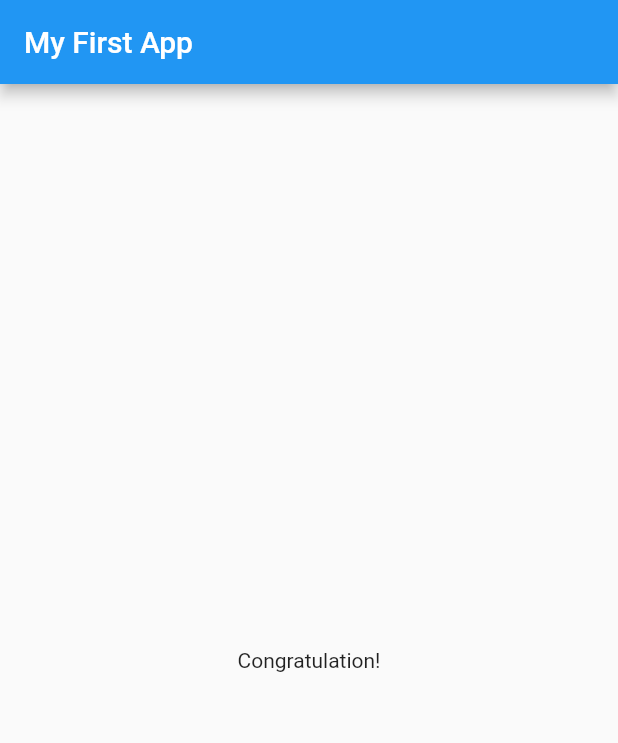
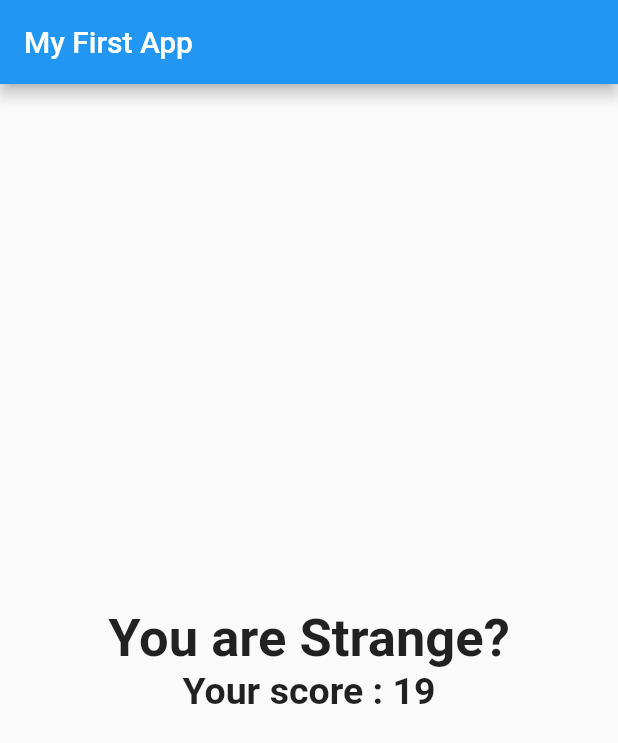
Before and after one commit to devraselhossen/Quiz_App, a Flutter app: the screen it shows after launch, after a tap on "Black", after a tap on "Lion", after a tap on "Mahmudullah", on a phone screen of 412 x 824 dp. Shown: the top 743 px of the screen. Run offline on Flutter 3.47's test engine with Material 2 defaults, Android fonts, the phone set to English and light mode, and no system bars.

Commit message:
seven commit

```diff
--- a/lib/home.dart
+++ b/lib/home.dart
@@ -1,8 +1,6 @@
-// ignore_for_file: unused_local_variable, prefer_const_constructors, deprecated_member_use, prefer_const_literals_to_create_immutables, avoid_print, unused_element
+// ignore_for_file: unused_local_variable, prefer_const_constructors, deprecated_member_use, prefer_const_literals_to_create_immutables, avoid_print, unused_element, unused_field
 
 import 'package:flutter/material.dart';
-import 'package:leason_2/answer.dart';
-import 'package:leason_2/question.dart';
 import 'package:leason_2/quiz.dart';
 import 'package:leason_2/result.dart';
 
@@ -17,21 +15,38 @@ class _HomeState extends State<Home> {
   final _questions = const [
     {
       'questionText': 'What\'s your favourite color?',
-      'answers': ['Black', 'Green', 'Blue', 'White']
+      'answers': [
+        {'text': 'Black', 'score': 8},
+        {'text': 'Green', 'score': 4},
+        {'text': 'Blue', 'score': 6},
+        {'text': 'White', 'score': 3},
+      ]
     },
     {
       'questionText': 'What\'s your favourite animal?',
-      'answers': ['Tiger', 'Lion', 'Elephant', 'Snake']
+      'answers': [
+        {'text': 'Tiger', 'score': 9},
+        {'text': 'Lion', 'score': 6},
+        {'text': 'Elephant', 'score': 7},
+        {'text': 'Snake', 'score': 5},
+      ]
     },
     {
       'questionText': 'What\'s your favourite Player?',
-      'answers': ['Tamim', 'Shakib', 'Mahmudullah', 'Musfiq']
+      'answers': [
+        {'text': 'Tamim', 'score': 7},
+        {'text': 'Shakib', 'score': 8},
+        {'text': 'Mahmudullah', 'score': 5},
+        {'text': 'Musfiq', 'score': 4},
+      ]
     },
   ];
 
   var _questionIndex = 0;
+  var _totalScore = 0;
 
-  void _answerQuestion() {
+  void _answerQuestion(int score) {
+    _totalScore += score;
     setState(() {
       _questionIndex = _questionIndex + 1;
     });
@@ -54,6 +69,6 @@ class _HomeState extends State<Home> {
                 answerQuestion: _answerQuestion,
                 questionIndex: _questionIndex,
                 questions: _questions)
-            : Result());
+            : Result(_totalScore));
   }
 }
--- a/lib/quiz.dart
+++ b/lib/quiz.dart
@@ -7,7 +7,7 @@ import 'question.dart';
 
 class Qiuz extends StatelessWidget {
   final int questionIndex;
-  final VoidCallback answerQuestion;
+  final Function answerQuestion;
   final List<Map<String, Object>> questions;
 
   Qiuz(
@@ -20,8 +20,8 @@ class Qiuz extends StatelessWidget {
     return ListView(
       children: [
         Question(questions[questionIndex]['questionText'] as String),
-        ...(questions[questionIndex]['answers'] as List<String>).map((answer) {
-          return Answer(answerQuestion, answer);
+        ...(questions[questionIndex]['answers'] as List<Map<String, Object>>).map((answer) {
+          return Answer(() => answerQuestion(answer['score']), answer['text']as String);
         }).toList()
       ],
     );
--- a/lib/result.dart
+++ b/lib/result.dart
@@ -1,12 +1,51 @@
+// ignore_for_file: prefer_const_constructors_in_immutables, use_key_in_widget_constructors, prefer_const_constructors
+
 import 'package:flutter/material.dart';
 
 class Result extends StatelessWidget {
-  const Result({Key? key}) : super(key: key);
+
+  final int resultScore;
+
+  Result(this.resultScore);
+
+  String get resultPhase{
+    String resultText;
+    if (resultScore <= 12){
+      resultText = "You are osame and inocent!";
+    }
+    else if (resultScore <= 16){
+      resultText = "Preaty Likable!";
+    }
+    else if (resultScore <= 20){
+      resultText = "You are Strange?";
+    }
+    else{
+      resultText = "You are so bad!";
+    }
+    return resultText;
+  }
 
   @override
   Widget build(BuildContext context) {
-    return const Center(
-      child: Text("Congratulation!"),
+    return Column(
+      mainAxisAlignment: MainAxisAlignment.center,
+      crossAxisAlignment: CrossAxisAlignment.center,
+      children: [
+        Center(
+          child: Text(
+            resultPhase,
+            style: TextStyle(fontSize: 35,fontWeight: FontWeight.bold),
+            textAlign: TextAlign.center,
+          ),
+        ),
+        Center(
+          child: Text(
+            "Your score : "+resultScore.toString(),
+            style: TextStyle(fontSize: 25,fontWeight: FontWeight.bold),
+            textAlign: TextAlign.center,
+          ),
+        ),
+      ],
     );
   }
 }
```
